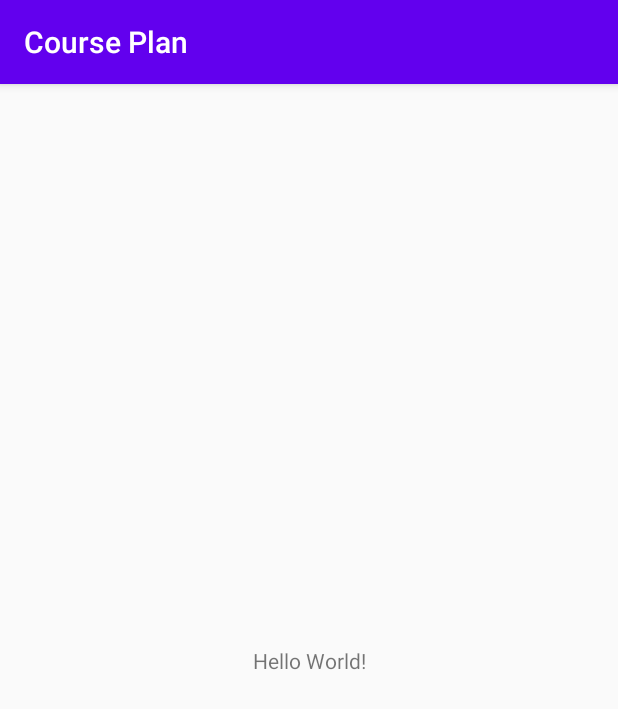
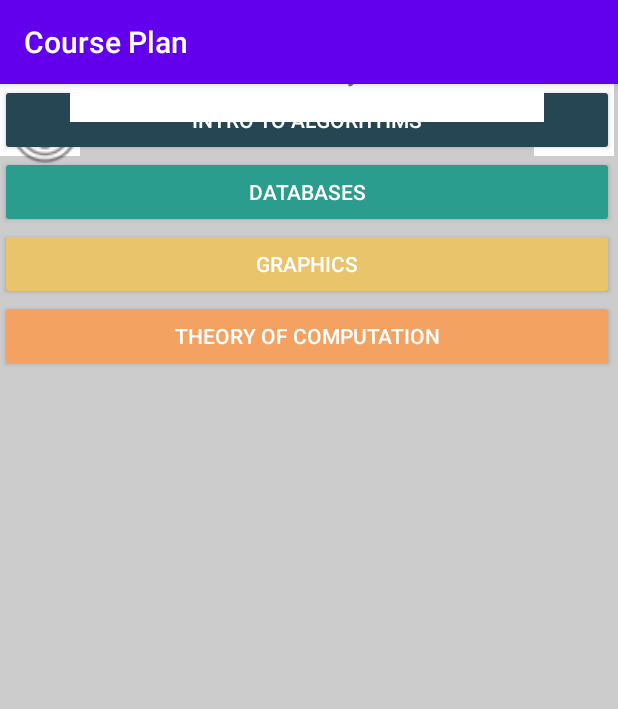
Before and after one commit to Acrylami/CodingCrowsTeam3, an Android app: the screen it shows after launch (MainActivity), on a phone screen of 412 x 824 dp. Shown: the top 709 px of the screen. Run offline under Robolectric (Android 15) with nearby library versions, the phone set to English and light mode, and no system bars.

Commit message:
Created Home Screen XML
Initial home screen XML in main activity. Courses as buttons in a linear layout within a scrollview.

```diff
--- a/app/build.gradle
+++ b/app/build.gradle
@@ -26,6 +26,7 @@ dependencies {
     implementation fileTree(dir: "libs", include: ["*.jar"])
     implementation 'androidx.appcompat:appcompat:1.2.0'
     implementation 'androidx.constraintlayout:constraintlayout:2.0.1'
+    implementation 'com.google.android.material:material:1.0.0'
     testImplementation 'junit:junit:4.12'
     androidTestImplementation 'androidx.test.ext:junit:1.1.2'
     androidTestImplementation 'androidx.test.espresso:espresso-core:3.3.0'
--- /dev/null
+++ b/app/src/main/res/drawable/ic_baseline_arrow_back_ios_24.xml
@@ -0,0 +1,10 @@
+<vector xmlns:android="http://schemas.android.com/apk/res/android"
+    android:width="24dp"
+    android:height="24dp"
+    android:viewportWidth="24"
+    android:viewportHeight="24"
+    android:tint="?attr/colorControlNormal">
+  <path
+      android:fillColor="@android:color/white"
+      android:pathData="M11.67,3.87L9.9,2.1 0,12l9.9,9.9 1.77,-1.77L3.54,12z"/>
+</vector>
--- /dev/null
+++ b/app/src/main/res/drawable/ic_baseline_arrow_forward_ios_24.xml
@@ -0,0 +1,10 @@
+<vector xmlns:android="http://schemas.android.com/apk/res/android"
+    android:width="24dp"
+    android:height="24dp"
+    android:viewportWidth="24"
+    android:viewportHeight="24"
+    android:tint="?attr/colorControlNormal">
+  <path
+      android:fillColor="@android:color/white"
+      android:pathData="M5.88,4.12L13.76,12l-7.88,7.88L8,22l10,-10L8,2z"/>
+</vector>
--- a/app/src/main/res/layout/activity_main.xml
+++ b/app/src/main/res/layout/activity_main.xml
@@ -4,15 +4,107 @@
     xmlns:tools="http://schemas.android.com/tools"
     android:layout_width="match_parent"
     android:layout_height="match_parent"
+    android:background="#CCCCCC"
     tools:context=".MainActivity">
 
+    <ImageButton
+        android:id="@+id/previousMonthButton"
+        android:layout_width="53dp"
+        android:layout_height="48dp"
+        android:background="#FFFFFF"
+        android:backgroundTint="#FFFFFF"
+        android:tint="#6C6C6C"
+        app:layout_constraintBottom_toTopOf="@+id/scrollView2"
+        app:layout_constraintStart_toStartOf="parent"
+        app:layout_constraintTop_toTopOf="parent"
+        app:srcCompat="@drawable/abc_vector_test"
+        tools:srcCompat="@drawable/ic_baseline_arrow_back_ios_24" />
+
+    <ImageButton
+        android:id="@+id/nextMonthButton"
+        android:layout_width="53dp"
+        android:layout_height="48dp"
+        android:layout_marginStart="356dp"
+        android:background="#FFFFFF"
+        android:backgroundTint="#FFFFFF"
+        android:tint="#6C6C6C"
+        app:layout_constraintBottom_toTopOf="@+id/scrollView2"
+        app:layout_constraintStart_toStartOf="parent"
+        app:layout_constraintTop_toTopOf="parent"
+        app:srcCompat="@drawable/abc_vector_test"
+        tools:srcCompat="@drawable/ic_baseline_arrow_forward_ios_24" />
+
+    <ImageButton
+        android:id="@+id/addCourseButton"
+        android:layout_width="60dp"
+        android:layout_height="60dp"
+        android:background="#00A66363"
+        android:scaleType="fitCenter"
+        app:srcCompat="@android:drawable/ic_menu_add"
+        tools:layout_editor_absoluteX="346dp"
+        tools:layout_editor_absoluteY="541dp"
+        tools:srcCompat="@android:drawable/ic_menu_add" />
+
+    <ScrollView
+        android:id="@+id/courses_scrollview"
+        android:layout_width="409dp"
+        android:layout_height="500dp"
+        tools:layout_editor_absoluteX="1dp"
+        tools:layout_editor_absoluteY="48dp">
+
+        <LinearLayout
+            android:layout_width="match_parent"
+            android:layout_height="wrap_content"
+            android:orientation="vertical">
+
+            <Button
+                android:id="@+id/course1"
+                android:layout_width="match_parent"
+                android:layout_height="wrap_content"
+                android:backgroundTint="#264653"
+                android:text="Intro to Algorithms"
+                android:textColor="#FFFFFF" />
+
+            <Button
+                android:id="@+id/course2"
+                android:layout_width="match_parent"
+                android:layout_height="wrap_content"
+                android:backgroundTint="#2A9D8F"
+                android:text="Databases"
+                android:textColor="#FFFFFF" />
+
+            <Button
+                android:id="@+id/course3"
+                android:layout_width="match_parent"
+                android:layout_height="wrap_content"
+                android:backgroundTint="#E9C46A"
+                android:text="Graphics"
+                android:textColor="#FFFFFF" />
+
+            <Button
+                android:id="@+id/course4"
+                android:layout_width="match_parent"
+                android:layout_height="wrap_content"
+                android:backgroundTint="#F4A261"
+                android:text="THEORY OF COMPUTATION"
+                android:textColor="#FFFFFF" />
+
+        </LinearLayout>
+    </ScrollView>
+
     <TextView
-        android:layout_width="wrap_content"
-        android:layout_height="wrap_content"
-        android:text="Hello World!"
-        app:layout_constraintBottom_toBottomOf="parent"
-        app:layout_constraintLeft_toLeftOf="parent"
-        app:layout_constraintRight_toRightOf="parent"
+        android:id="@+id/monthName"
+        android:layout_width="316dp"
+        android:layout_height="49dp"
+        android:background="#FFFFFF"
+        android:text="January"
+        android:textAlignment="center"
+        android:textSize="20sp"
+        app:flow_horizontalAlign="center"
+        app:flow_verticalAlign="center"
+        app:layout_constraintBottom_toTopOf="@+id/courses_scrollview"
+        app:layout_constraintEnd_toStartOf="@+id/nextMonthButton"
+        app:layout_constraintStart_toEndOf="@+id/previousMonthButton"
         app:layout_constraintTop_toTopOf="parent" />
 
 </androidx.constraintlayout.widget.ConstraintLayout>
```
